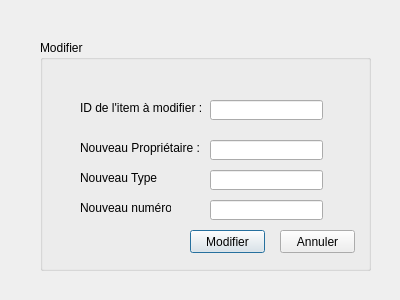
Above: Proxy/modification.ui from soumaya-nheri/Smart-parental-monitoring-system-2A25 before the change. Below: the same form after it.
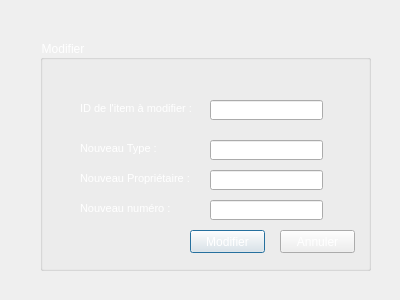
That is the form after the change.

Diff of the .ui file:
```diff
--- a/Proxy/modification.ui
+++ b/Proxy/modification.ui
@@ -12,6 +12,127 @@
   <property name="windowTitle">
    <string>Dialog</string>
   </property>
+  <property name="styleSheet">
+   <string notr="true">/*Copyright (c) DevSec Studio. All rights reserved.
+
+MIT License
+
+Permission is hereby granted, free of charge, to any person obtaining a copy
+of this software and associated documentation files (the &quot;Software&quot;), to deal
+in the Software without restriction, including without limitation the rights
+to use, copy, modify, merge, publish, distribute, sublicense, and/or sell
+copies of the Software, and to permit persons to whom the Software is
+furnished to do so, subject to the following conditions:
+
+The above copyright notice and this permission notice shall be included in all
+copies or substantial portions of the Software.
+
+THE SOFTWARE IS PROVIDED *AS IS*, WITHOUT WARRANTY OF ANY KIND, EXPRESS OR
+IMPLIED, INCLUDING BUT NOT LIMITED TO THE WARRANTIES OF MERCHANTABILITY,
+FITNESS FOR A PARTICULAR PURPOSE AND NONINFRINGEMENT. IN NO EVENT SHALL THE
+AUTHORS OR COPYRIGHT HOLDERS BE LIABLE FOR ANY CLAIM, DAMAGES OR OTHER
+LIABILITY, WHETHER IN AN ACTION OF CONTRACT, TORT OR OTHERWISE, ARISING FROM,
+OUT OF OR IN CONNECTION WITH THE SOFTWARE OR THE USE OR OTHER DEALINGS IN THE SOFTWARE.
+*/
+
+/*-----QWidget-----*/
+QWidget
+{
+	background-color: QLinearGradient(x1:0, y1:0, x2:0, y2:1, stop:1 #212121, stop:.4 #343434);
+	color: #ffffff;
+	border-color: #000000;
+
+}
+
+
+/*-----QLabel-----*/
+QLabel
+{
+	background-color: transparent;
+	color: #fff;
+	font-size: 8pt;
+	border-color: #ffffff;
+
+}
+
+
+/*-----QToolButton-----*/
+QToolButton
+{
+	background-color: rgb(178, 30, 58);
+	
+	font-size: 14pt;
+	border-radius: 4px;
+	padding: 10px;
+
+}
+
+
+QToolButton::pressed
+{
+	background-color: rgb(178, 30, 58);
+
+}
+
+
+/*-----QTabWidget-----*/
+QTabBar::tab
+{
+	font-size: 8pt;
+	font-weight: bold;
+	width: 80px;
+    border: 1px solid #444;
+    border-bottom-style: none;
+	border-top-style: none;
+    background-color: rgb(178, 30, 58);
+    padding-top: 3px;
+    padding-bottom: 2px;
+    margin-right: -1px;
+
+}
+
+QTabWidget::pane 
+{
+    border: 1px solid rgb(178, 30, 58);
+    top: 1px;
+
+}
+
+QTabBar::tab:last
+{
+    margin-right: 0; 
+
+}
+
+QTabBar::tab:first:!selected
+{
+	margin-left: 0px; 
+
+}
+
+QTabBar::tab:!selected
+{
+    color: #fff;
+    border-bottom-style: solid;
+    margin-top: 3px;
+    background-color: rgb(178, 30, 58);
+
+}
+
+QTabBar::tab:selected
+{
+	background-color: qlineargradient(spread:repeat, x1:1, y1:0, x2:1, y2:1, stop:0 rgba(254, 171, 66, 255),stop:1 rgba(255, 153, 0, 255));
+	color: #000;
+    margin-bottom: 0px;
+
+}
+
+QTabBar::tab:!selected:hover
+{
+    background-color: QLinearGradient(x1:0, y1:0, x2:0, y2:1, stop:1 #212121, stop:0.4 #343434, stop:0.2 #343434, stop:0.1 #ffaa00);
+
+}</string>
+  </property>
   <widget class="QGroupBox" name="groupBox">
    <property name="geometry">
     <rect>
@@ -28,7 +149,7 @@
     <property name="geometry">
      <rect>
       <x>40</x>
-      <y>100</y>
+      <y>130</y>
       <width>121</width>
       <height>16</height>
      </rect>
@@ -41,7 +162,7 @@
     <property name="geometry">
      <rect>
       <x>40</x>
-      <y>130</y>
+      <y>100</y>
       <width>81</width>
       <height>16</height>
      </rect>
```
Left out of the diff: 1 changed line with no effect on the pictures.
